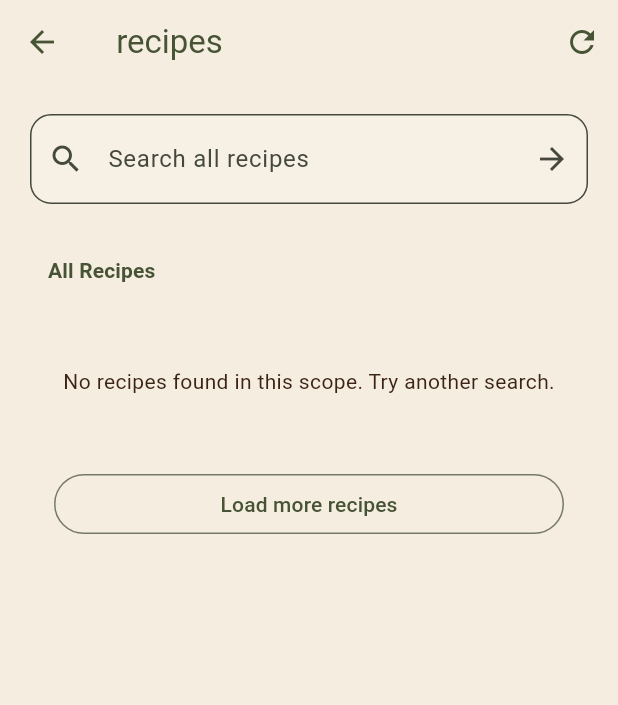
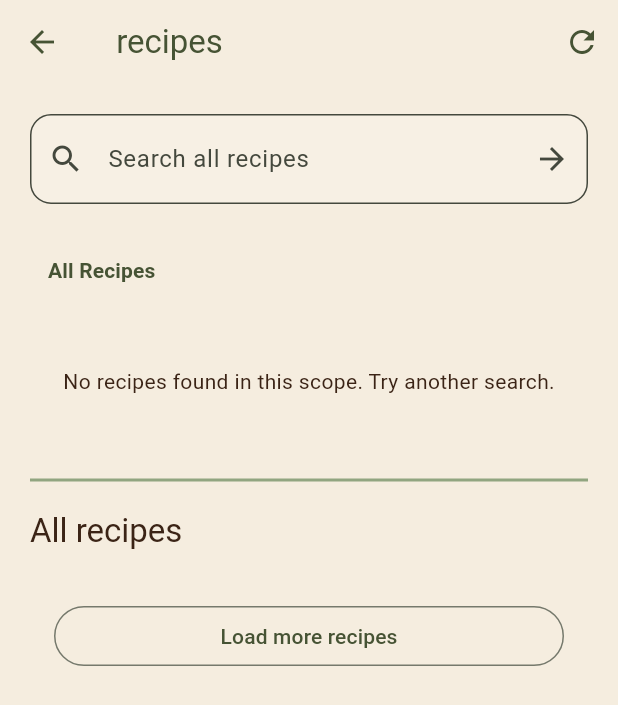
Before and after one commit to agawlbb/coffey-table-recipes, a Flutter app: the RecipeBrowser screen opened directly with empty values, on a phone screen of 412 x 824 dp. Shown: the top 705 px of the screen. Run offline on Flutter 3.47's test engine with Material 3 defaults, Android fonts, the phone set to English and light mode, and no system bars; our stand-ins replace cached_network_image, connectivity_plus, firebase_auth, firebase_core, flutter_cache_manager, google_sign_in and 1 more; missing offline and left inert: dart:js_interop; accounts and stored records are empty.

Commit message:
Show scoped recipes below distinct category cards

```diff
--- a/lib/src/recipe_browser.dart
+++ b/lib/src/recipe_browser.dart
@@ -72,7 +72,6 @@ class _RecipeBrowserState extends State<RecipeBrowser> {
   String _query = '';
   final List<Map<String, dynamic>> _trail = [];
   List<Map<String, dynamic>> _nodes = [];
-  bool _categoryView = true;
   String get _scopeLabel =>
       _trail.isEmpty ? 'All recipes' : _trail.last['label'] as String;
   String? _error;
@@ -116,19 +115,28 @@ class _RecipeBrowserState extends State<RecipeBrowser> {
         queryParameters: {
           'q': _query,
           'offset': '${more ? _next ?? 0 : 0}',
-          'tree': '1',
+          'tree': more ? '0' : '1',
           if (_trail.isNotEmpty) 'scope': '${_trail.last['id']}',
         },
       ).query;
-      final data = await widget.request(
+      var data = await widget.request(
         '/households/${widget.householdId}/recipes?$query',
       );
+      if (!mounted || generation != _generation) return;
+      final nodes = recipeRows(data['category_nodes']);
+      if (!more && data['view'] == 'categories') {
+        final recipeQuery = Uri(
+          queryParameters: {...Uri.splitQueryString(query), 'tree': '0'},
+        ).query;
+        data = await widget.request(
+          '/households/${widget.householdId}/recipes?$recipeQuery',
+        );
+      }
       if (!mounted || generation != _generation) return;
       setState(() {
         _recipes.addAll(recipeRows(data['recipes']));
         _next = data['next_offset'] as int?;
-        _nodes = recipeRows(data['category_nodes']);
-        _categoryView = data['view'] == 'categories';
+        if (!more) _nodes = nodes;
       });
     } catch (error) {
       if (mounted && generation == _generation) {
@@ -288,15 +296,11 @@ class _RecipeBrowserState extends State<RecipeBrowser> {
                 ],
               ),
             ),
-          if (!_busy &&
-              _error == null &&
-              (_categoryView ? _nodes.isEmpty : _recipes.isEmpty))
+          if (!_busy && _error == null && _nodes.isEmpty && _recipes.isEmpty)
             Padding(
               padding: const EdgeInsets.all(24),
               child: Text(
-                _categoryView
-                    ? 'No recipes in this category yet.'
-                    : 'No recipes found in this scope. Try another search.',
+                'No recipes found in this scope. Try another search.',
               ),
             ),
           Expanded(
@@ -305,13 +309,17 @@ class _RecipeBrowserState extends State<RecipeBrowser> {
                 '${_trail.isEmpty ? "root" : _trail.last['id']}:$_query',
               ),
               padding: const EdgeInsets.symmetric(horizontal: 20, vertical: 8),
-              itemCount: _categoryView
-                  ? _nodes.length
-                  : _recipes.length + (_next != null ? 1 : 0),
+              itemCount:
+                  _nodes.length + 1 + _recipes.length + (_next != null ? 1 : 0),
               itemBuilder: (context, index) {
-                if (_categoryView) {
+                if (index < _nodes.length) {
                   final category = _nodes[index];
                   return Card(
+                    color: const Color(0xffdce5d3),
+                    shape: RoundedRectangleBorder(
+                      borderRadius: BorderRadius.circular(24),
+                      side: const BorderSide(color: Color(0xff91a580)),
+                    ),
                     clipBehavior: Clip.antiAlias,
                     child: InkWell(
                       onTap: _busy ? null : () => _enterCategory(category),
@@ -354,7 +362,27 @@ class _RecipeBrowserState extends State<RecipeBrowser> {
                     ),
                   );
                 }
-                if (index == _recipes.length) {
+                final recipeIndex = index - _nodes.length - 1;
+                if (recipeIndex == -1) {
+                  return Padding(
+                    key: const ValueKey('scope-recipes-divider'),
+                    padding: const EdgeInsets.symmetric(vertical: 16),
+                    child: Column(
+                      crossAxisAlignment: CrossAxisAlignment.start,
+                      children: [
+                        const Divider(color: Color(0xff91a580), thickness: 2),
+                        const SizedBox(height: 12),
+                        Text(
+                          _trail.isEmpty
+                              ? 'All recipes'
+                              : 'Recipes in $_scopeLabel',
+                          style: Theme.of(context).textTheme.titleLarge,
+                        ),
+                      ],
+                    ),
+                  );
+                }
+                if (recipeIndex == _recipes.length) {
                   return Padding(
                     padding: const EdgeInsets.all(16),
                     child: OutlinedButton(
@@ -363,9 +391,10 @@ class _RecipeBrowserState extends State<RecipeBrowser> {
                     ),
                   );
                 }
-                final recipe = _recipes[index];
+                final recipe = _recipes[recipeIndex];
                 final summary = recipeSummary(recipe);
                 return Card(
+                  color: const Color(0xfffff9ee),
                   clipBehavior: Clip.antiAlias,
                   child: InkWell(
                     onTap: () => _open(recipe),
```
Also changed, not shown: 2 other files.
